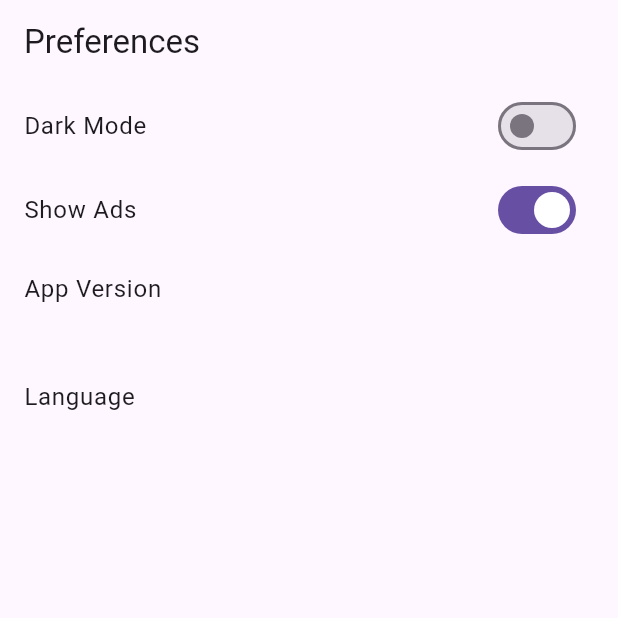
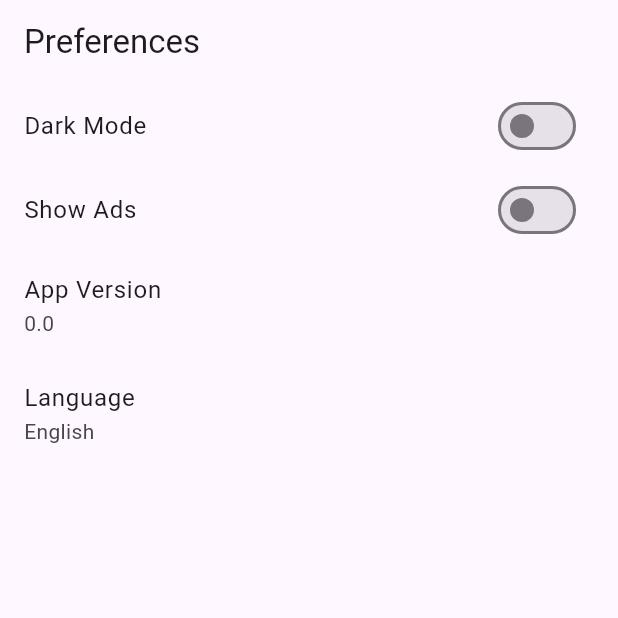
Before and after one commit to cs442app/demos, a Flutter app: the first screen one second after launch, on a phone screen of 412 x 824 dp, the top half of it. Run offline on Flutter 3.47's test engine with Material 3 defaults, Android fonts, the phone set to English and light mode, and no system bars; our stand-ins replace cloud_firestore, firebase_core, isar, shared_preferences, sqflite; missing offline and left inert: word_generator; accounts and stored records are empty; generated files the repository leaves out were written again.

Commit message:
Adding more documentation and discussion of async gap issues

```diff
--- a/05_persistence/lib/views/eg1.dart
+++ b/05_persistence/lib/views/eg1.dart
@@ -1,4 +1,4 @@
-// Demonstrates the use of shared preferences to persist data.
+// Demonstrates the use of shared preferences to persist app settings.
 
 import 'dart:async';
 
@@ -25,10 +25,10 @@ class PreferencesList extends StatefulWidget {
 }
 
 class _PreferencesListState extends State<PreferencesList> {
-  bool _darkMode = false;
-  bool _showAds = true;
-  String _version = '';
-  String _language = '';
+  bool _darkMode   = false;
+  bool _showAds    = false;
+  String _version  = '0.0';
+  String _language = 'English';
 
   @override
   void initState() {
@@ -38,12 +38,20 @@ class _PreferencesListState extends State<PreferencesList> {
 
   _loadPreferences() async {
     SharedPreferences prefs = await SharedPreferences.getInstance();
+
     // let's pretend this takes a while
-    await Future.delayed(const Duration(seconds: 2));
+    await Future.delayed(const Duration(seconds: 3));
+
     setState(() {
-      _darkMode = prefs.getBool('darkMode') ?? false;
-      _showAds = prefs.getBool('showAds') ?? true;
-      _version = prefs.getString('version') ?? '1.0.0';
+      // since the settings will almost certainly be set *after* the widget
+      // is built and mounted, we need to call setState to update the UI
+
+      // BUT! without the delay above, it's also possible that the settings
+      // will be loaded *before* the widget is built, in which case we should
+      // NOT call setState (why?). How can we handle this?
+      _darkMode = prefs.getBool('darkMode')   ?? false;
+      _showAds  = prefs.getBool('showAds')    ?? false;
+      _version  = prefs.getString('version')  ?? '0.0';
       _language = prefs.getString('language') ?? 'English';
     });
   }
```
